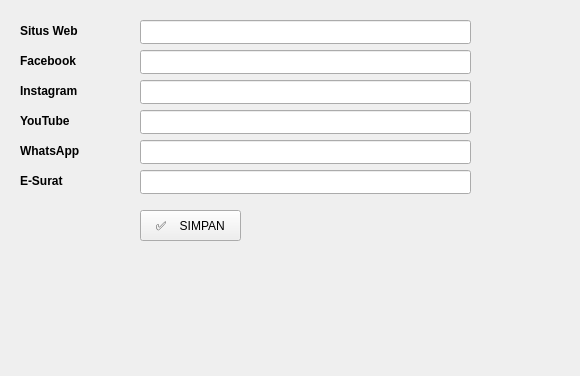
gkisalatiga/simon-petrus, file qtdesigner-ui/frame_social_media.ui: the form before one commit.
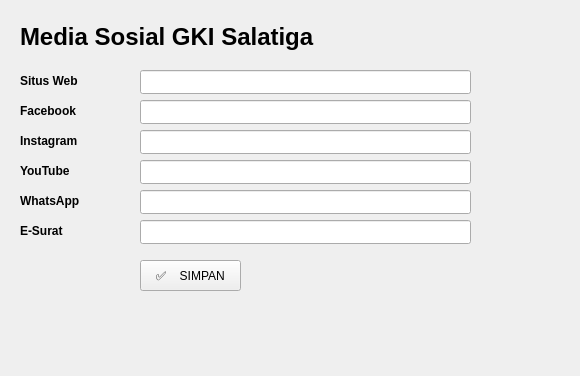
The form after the commit.

The edit to the form file:
```diff
--- a/qtdesigner-ui/frame_social_media.ui
+++ b/qtdesigner-ui/frame_social_media.ui
@@ -17,7 +17,7 @@
    <property name="geometry">
     <rect>
      <x>20</x>
-     <y>20</y>
+     <y>70</y>
      <width>111</width>
      <height>21</height>
     </rect>
@@ -36,7 +36,7 @@
    <property name="geometry">
     <rect>
      <x>140</x>
-     <y>20</y>
+     <y>70</y>
      <width>331</width>
      <height>24</height>
     </rect>
@@ -46,7 +46,7 @@
    <property name="geometry">
     <rect>
      <x>140</x>
-     <y>50</y>
+     <y>100</y>
      <width>331</width>
      <height>24</height>
     </rect>
@@ -56,7 +56,7 @@
    <property name="geometry">
     <rect>
      <x>20</x>
-     <y>50</y>
+     <y>100</y>
      <width>111</width>
      <height>21</height>
     </rect>
@@ -75,7 +75,7 @@
    <property name="geometry">
     <rect>
      <x>140</x>
-     <y>80</y>
+     <y>130</y>
      <width>331</width>
      <height>24</height>
     </rect>
@@ -85,7 +85,7 @@
    <property name="geometry">
     <rect>
      <x>20</x>
-     <y>80</y>
+     <y>130</y>
      <width>111</width>
      <height>21</height>
     </rect>
@@ -104,7 +104,7 @@
    <property name="geometry">
     <rect>
      <x>140</x>
-     <y>110</y>
+     <y>160</y>
      <width>331</width>
      <height>24</height>
     </rect>
@@ -114,7 +114,7 @@
    <property name="geometry">
     <rect>
      <x>20</x>
-     <y>110</y>
+     <y>160</y>
      <width>111</width>
      <height>21</height>
     </rect>
@@ -133,7 +133,7 @@
    <property name="geometry">
     <rect>
      <x>20</x>
-     <y>140</y>
+     <y>190</y>
      <width>111</width>
      <height>21</height>
     </rect>
@@ -152,7 +152,7 @@
    <property name="geometry">
     <rect>
      <x>140</x>
-     <y>140</y>
+     <y>190</y>
      <width>331</width>
      <height>24</height>
     </rect>
@@ -162,7 +162,7 @@
    <property name="geometry">
     <rect>
      <x>20</x>
-     <y>170</y>
+     <y>220</y>
      <width>111</width>
      <height>21</height>
     </rect>
@@ -181,7 +181,7 @@
    <property name="geometry">
     <rect>
      <x>140</x>
-     <y>170</y>
+     <y>220</y>
      <width>331</width>
      <height>24</height>
     </rect>
@@ -191,7 +191,7 @@
    <property name="geometry">
     <rect>
      <x>140</x>
-     <y>210</y>
+     <y>260</y>
      <width>101</width>
      <height>31</height>
     </rect>
@@ -200,6 +200,29 @@
     <string>✅    SIMPAN</string>
    </property>
   </widget>
+  <widget class="QLabel" name="app_title">
+   <property name="geometry">
+    <rect>
+     <x>20</x>
+     <y>10</y>
+     <width>511</width>
+     <height>41</height>
+    </rect>
+   </property>
+   <property name="font">
+    <font>
+     <pointsize>18</pointsize>
+     <weight>75</weight>
+     <bold>true</bold>
+    </font>
+   </property>
+   <property name="text">
+    <string>Media Sosial GKI Salatiga</string>
+   </property>
+   <property name="alignment">
+    <set>Qt::AlignBottom|Qt::AlignLeading|Qt::AlignLeft</set>
+   </property>
+  </widget>
  </widget>
  <resources/>
  <connections/>
```
